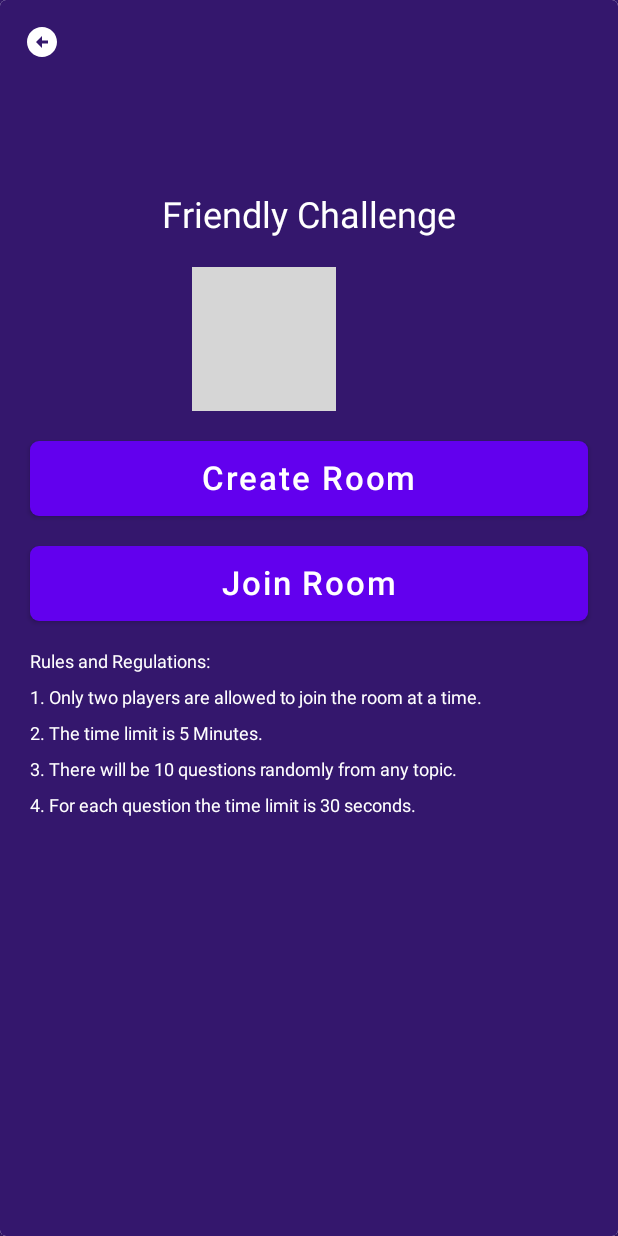
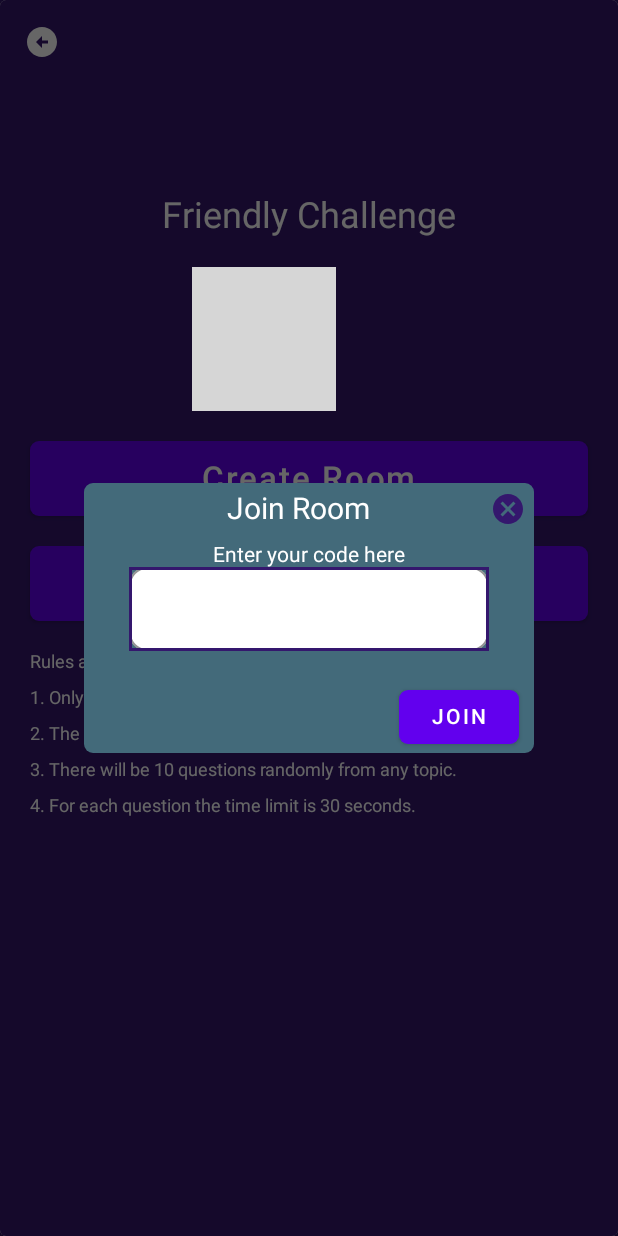
Before and after one commit to iamkiraan/Quizoo_jetPack_compose, an Android app built with Jetpack Compose: the LandingPage screen opened through its navigation route, after a tap on "Join Room", on a phone screen of 412 x 824 dp. Run offline under Robolectric (Android 15) with nearby library versions, the phone set to English and light mode, and no system bars; 18 statements that could not run were skipped; grey boxes are pictures that could not be loaded.

Commit message:
"update on code creation and the join room"

```diff
--- a/app/src/main/java/com/example/quizoo/Multiplayer/LandingPage.kt
+++ b/app/src/main/java/com/example/quizoo/Multiplayer/LandingPage.kt
@@ -1,8 +1,13 @@
 package com.example.quizoo.Multiplayer
 
+import android.content.ClipData
+import android.content.ClipboardManager
+import android.content.Context
+import android.view.View.OnClickListener
 import androidx.compose.foundation.BorderStroke
 import androidx.compose.foundation.Image
 import androidx.compose.foundation.background
+import androidx.compose.foundation.border
 import androidx.compose.foundation.clickable
 import androidx.compose.foundation.layout.Arrangement
 import androidx.compose.foundation.layout.Box
@@ -16,7 +21,10 @@ import androidx.compose.foundation.layout.width
 import androidx.compose.foundation.shape.RoundedCornerShape
 import androidx.compose.material.Button
 import androidx.compose.material.Card
+import androidx.compose.material.OutlinedTextField
 import androidx.compose.material.Text
+import androidx.compose.material.TextFieldDefaults
+import kotlin.random.Random
 import androidx.compose.material.icons.Icons
 import androidx.compose.material.icons.filled.ArrowCircleLeft
 import androidx.compose.material.icons.filled.Cancel
@@ -24,8 +32,11 @@ import androidx.compose.material.icons.filled.CancelPresentation
 import androidx.compose.material.icons.filled.ContentCopy
 import androidx.compose.material3.CardDefaults
 import androidx.compose.material3.OutlinedCard
+import androidx.compose.material3.TextField
 import androidx.compose.runtime.Composable
+import androidx.compose.runtime.MutableIntState
 import androidx.compose.runtime.getValue
+import androidx.compose.runtime.mutableIntStateOf
 import androidx.compose.runtime.mutableStateOf
 import androidx.compose.runtime.remember
 import androidx.compose.ui.Alignment
@@ -33,6 +44,7 @@ import androidx.compose.ui.Modifier
 import androidx.compose.ui.geometry.RoundRect
 import androidx.compose.ui.graphics.Color
 import androidx.compose.ui.graphics.ColorFilter
+import androidx.compose.ui.platform.LocalContext
 import androidx.compose.ui.res.painterResource
 import androidx.compose.ui.tooling.preview.Preview
 import androidx.compose.ui.unit.dp
@@ -43,9 +55,12 @@ import com.example.quizoo.R
 import com.example.quizoo.ui.theme.DarkPurple
 import com.example.quizoo.ui.theme.lightPurple
 
+
 @Composable
 fun LandingPage(navController : NavHostController){
     val showDialog = remember { mutableStateOf(false) }
+    val joinDialog = remember { mutableStateOf(false) }
+
     Card(
         modifier = Modifier
             .fillMaxSize()
@@ -100,6 +115,7 @@ fun LandingPage(navController : NavHostController){
                 }
                 Button(
                     onClick = {
+                        joinDialog.value = true
                     },
                     modifier = Modifier
                         .fillMaxWidth()
@@ -126,13 +142,20 @@ fun LandingPage(navController : NavHostController){
         if(showDialog.value){
             DialogBox(onDismiss = {showDialog.value =false})
         }
+        if(joinDialog.value){
+            JoinRoom(onDismiss = {joinDialog.value =false})
+        }
 
     }
 }
 
 
 @Composable
-fun DialogBox(onDismiss : ()->Unit) {
+fun DialogBox(onDismiss: () -> Unit) {
+    val context = LocalContext.current
+    val clipboard = context.getSystemService(Context.CLIPBOARD_SERVICE) as ClipboardManager
+    val number = remember { mutableStateOf(GenerateCode()) }
+
     Dialog(onDismissRequest = onDismiss) {
         Card(
             modifier = Modifier
@@ -141,25 +164,26 @@ fun DialogBox(onDismiss : ()->Unit) {
             shape = RoundedCornerShape(6.dp),
             backgroundColor = lightPurple
         ) {
-            Box(modifier = Modifier.fillMaxWidth(), contentAlignment = Alignment.TopEnd,){
+            Box(
+                modifier = Modifier.fillMaxWidth(),
+                contentAlignment = Alignment.TopEnd,
+            ) {
                 Row(horizontalArrangement = Arrangement.spacedBy(60.dp)) {
                     Text(
                         text = "Custom Room",
                         fontSize = 20.sp,
                         color = Color.White,
                         modifier = Modifier.padding(top = 5.dp)
-
                     )
                     Image(
                         imageVector = Icons.Default.Cancel,
                         contentDescription = "",
                         modifier = Modifier
-                            .padding(top=5.dp,end = 5.dp)
+                            .padding(top = 5.dp, end = 5.dp)
                             .clickable { onDismiss() },
                         colorFilter = ColorFilter.tint(DarkPurple)
                     )
                 }
-
             }
             Box(
                 modifier = Modifier.fillMaxSize(),
@@ -180,27 +204,125 @@ fun DialogBox(onDismiss : ()->Unit) {
                             horizontalAlignment = Alignment.CenterHorizontally
                         ) {
                             Row(horizontalArrangement = Arrangement.spacedBy(16.dp)) {
-                                Image(imageVector = Icons.Default.ContentCopy, contentDescription = "")
-
+                                Image(
+                                    imageVector = Icons.Default.ContentCopy,
+                                    contentDescription = "",
+                                    modifier = Modifier.clickable {
+                                        val clip = ClipData.newPlainText("copied code", number.value.toString())
+                                        clipboard.setPrimaryClip(clip)
+                                    }
+                                )
                                 Text(
-                                    text = "Custom Room",
+                                    text = "${number.value}",
                                     fontSize = 20.sp,
                                 )
                             }
                         }
                     }
-                    Row(){
-                        Text(text = "*",modifier = Modifier.padding(top=10.dp), color = Color.Red)
-                        Text(text = "copy the code and share with friend to play",modifier = Modifier.padding(top=10.dp), color = Color.White)
-
+                    Row() {
+                        Text(text = "*", modifier = Modifier.padding(top = 10.dp), color = Color.Red)
+                        Text(text = "Copy the code and share with friend to play", modifier = Modifier.padding(top = 10.dp), color = Color.White)
                     }
-                    Row(modifier = Modifier.padding(top = 20.dp,start = 200.dp), horizontalArrangement = Arrangement.spacedBy(16.dp)){
-                        Text(text ="Regenerate", fontSize = 14.sp, color = DarkPurple)
+                    Row(
+                        modifier = Modifier.padding(top = 20.dp, start = 200.dp),
+                        horizontalArrangement = Arrangement.spacedBy(16.dp)
+                    ) {
+                        Text(
+                            text = "Regenerate",
+                            fontSize = 14.sp,
+                            color = DarkPurple,
+                            modifier = Modifier.clickable {
+                                number.value = GenerateCode()
+                            }
+                        )
                     }
-
-
                 }
             }
         }
     }
 }
+
+fun GenerateCode(): Int {
+    return Random.nextInt(100000, 1000000)
+}
+
+
+
+//join room wala dialog box
+
+
+
+@Composable
+fun JoinRoom(onDismiss: () -> Unit) {
+    val textState = remember {
+        mutableStateOf("")
+    }
+
+    Dialog(onDismissRequest = onDismiss) { // This should dismiss when you click outside the dialog
+        Card(
+            modifier = Modifier
+                .height(180.dp)
+                .width(300.dp),
+            shape = RoundedCornerShape(6.dp),
+            backgroundColor = lightPurple
+        ) {
+            Box(
+                modifier = Modifier.fillMaxWidth(),
+                contentAlignment = Alignment.TopEnd
+            ) {
+                Row(horizontalArrangement = Arrangement.spacedBy(80.dp)) {
+                    Text(
+                        text = "Join Room",
+                        fontSize = 20.sp,
+                        color = Color.White,
+                        modifier = Modifier.padding(top = 5.dp)
+                    )
+                    Image(
+                        imageVector = Icons.Default.Cancel,
+                        contentDescription = "Close dialog",
+                        modifier = Modifier
+                            .padding(top = 5.dp, end = 5.dp)
+                            .clickable { onDismiss() }, // This should trigger dialog dismissal
+                        colorFilter = ColorFilter.tint(DarkPurple)
+                    )
+                }
+            }
+            Box(
+                modifier = Modifier.fillMaxSize(),
+                contentAlignment = Alignment.Center
+            ) {
+                Column(
+                    verticalArrangement = Arrangement.Center,
+                    horizontalAlignment = Alignment.CenterHorizontally,
+                    modifier = Modifier
+                        .fillMaxWidth()
+                        .padding(top = 40.dp)
+                ) {
+                    Text("Enter your code here",color = Color.White)
+                    OutlinedTextField(
+                        value = textState.value,
+                        onValueChange = { newValue -> textState.value = newValue },
+                        modifier = Modifier
+                            .fillMaxWidth(0.8f)
+                            .border(2.dp, DarkPurple),
+                        colors = TextFieldDefaults.textFieldColors(backgroundColor = Color.White),
+                        shape = RoundedCornerShape(12.dp),
+
+                    )
+                    Row(
+                        modifier = Modifier.padding(top = 20.dp, start = 200.dp),
+                        horizontalArrangement = Arrangement.spacedBy(16.dp)
+                    ) {
+                        Button(
+                            onClick = { /* Action on join */ },
+                            modifier = Modifier.fillMaxWidth(0.8f),
+                            shape = RoundedCornerShape(6.dp)
+                        ) {
+                            Text(text = "JOIN")
+                        }
+                    }
+                }
+            }
+        }
+    }
+}
--- a/gradle/libs.versions.toml
+++ b/gradle/libs.versions.toml
@@ -10,6 +10,7 @@ converterGson = "2.9.0"
 coreSplashscreen = "1.0.1"
 datastorePreferences = "1.1.1"
 firebaseBom = "33.3.0"
+gson = "2.10.1"
 hiltAndroid = "2.51.1"
 hiltAndroidCompiler = "2.51.1"
 kotlin = "1.9.0"
@@ -38,6 +39,7 @@ firebaseAuth = "23.0.0"
 runtimeLivedata = "1.7.2"
 benchmarkMacro = "1.3.2"
 media3CommonKtx = "1.4.1"
+websocketOkhttp = "0.1.12"
 
 [libraries]
 accompanist-pager = { module = "com.google.accompanist:accompanist-pager", version.ref = "accompanistPager" }
@@ -55,6 +57,7 @@ charts = { module = "com.github.tehras:charts", version.ref = "charts" }
 converter-gson = { module = "com.squareup.retrofit2:converter-gson", version.ref = "converterGson" }
 firebase-auth-ktx = { module = "com.google.firebase:firebase-auth-ktx" }
 firebase-bom = { module = "com.google.firebase:firebase-bom", version.ref = "firebaseBom" }
+gson = { module = "com.google.code.gson:gson", version.ref = "gson" }
 hilt-android-compiler = { module = "com.google.dagger:hilt-android-compiler", version.ref = "hiltAndroidCompiler" }
 hilt-android = { module = "com.google.dagger:hilt-android", version.ref = "hiltAndroid" }
 junit = { group = "junit", name = "junit", version.ref = "junit" }
@@ -85,6 +88,7 @@ androidx-runtime-livedata = { group = "androidx.compose.runtime", name = "runtim
 androidx-benchmark-macro = { group = "androidx.benchmark", name = "benchmark-macro", version.ref = "benchmarkMacro" }
 androidx-media3-common-ktx = { group = "androidx.media3", name = "media3-common-ktx", version.ref = "media3CommonKtx" }
 ui-v160 = { module = "androidx.compose.ui:ui", version.ref = "androidxUiVersion" }
+websocket-okhttp = { module = "com.tinder.scarlet:websocket-okhttp", version.ref = "websocketOkhttp" }
 
 [plugins]
 android-application = { id = "com.android.application", version.ref = "agp" }
```
Also changed, not shown: app/build.gradle.kts (+10 -0 lines).
